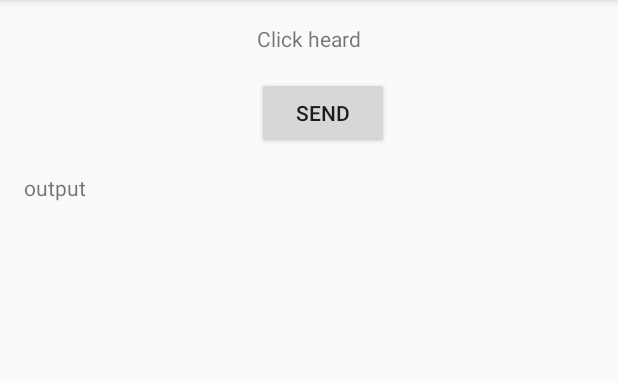
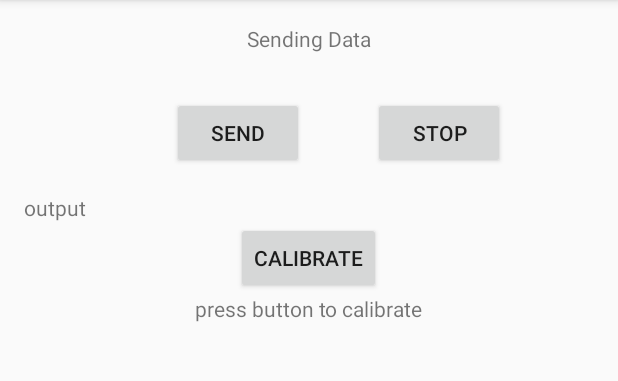
Before and after one commit to Lydia-D/Thesis_GH, an Android app: the screen it shows after launch (MainActivity), after a tap on "SEND", on a phone screen of 412 x 824 dp, the part 84-465 px from its top. Run offline under Robolectric (Android 15) with nearby library versions, the phone set to English and light mode, and no system bars; 2 other taps on this screen came first.

Commit message:
calibrating linear accelerator

```diff
--- a/IMUstream/app/src/main/java/com/example/lydia/imustream/MainActivity.java
+++ b/IMUstream/app/src/main/java/com/example/lydia/imustream/MainActivity.java
@@ -23,6 +23,7 @@ import java.io.FileWriter;
 import java.util.Calendar;
 import java.util.Date;
 import java.util.Iterator;
+import java.util.List;
 
 public class MainActivity extends AppCompatActivity{
 // Variables
@@ -32,8 +33,11 @@ public class MainActivity extends AppCompatActivity{
     public Sensor mAccelerometer;
     public Sensor mOrientation;
     public ArrayList<IMUdata> DataAcc;
+    public ArrayList<IMUdata> DataCal;
     public String NAME_FILE;
     public FileWriter FILE;
+    boolean FLAG_send;
+    boolean FLAG_cal;
     //public Time timeobject;
 
 // Activity Handling
@@ -44,16 +48,17 @@ public class MainActivity extends AppCompatActivity{
         outputText = (TextView) findViewById(R.id.outputText);
         startText = (TextView) findViewById(R.id.startText);
         mSensorManager = (SensorManager) getSystemService(SENSOR_SERVICE);
-        mAccelerometer = mSensorManager.getDefaultSensor(Sensor.TYPE_ACCELEROMETER);
+        mAccelerometer = mSensorManager.getDefaultSensor(Sensor.TYPE_LINEAR_ACCELERATION);
         //mOrientation = mSensorManager.getDefaultSensor(Sensor.Type_O)
         DataAcc = new ArrayList<IMUdata>();
+        DataCal = new ArrayList<IMUdata>();
         String currentDateandTime = new SimpleDateFormat("MMdd_HHmmss").format(new Date());
-
+        FLAG_send = false;
+        FLAG_cal = false;
         NAME_FILE = String.format("AccData"+currentDateandTime+".txt");
-        //NAME_FILE = "AccLog.txt";
 
 
-        //Log.e("TAG", ALL_FILE.getPath()); //<-- check the log to make sure the path is correct.
+
     }
 
     protected void onResume(){
@@ -85,13 +90,37 @@ public class MainActivity extends AppCompatActivity{
         public void onSensorChanged(SensorEvent event) {
             IMUdata AccObject = new IMUdata(event);
             refreshDisplay(AccObject.getAccDisp());
-            storebuffer(AccObject);
+
+            if (FLAG_send && !FLAG_cal){
+                storebuffer(AccObject);
+            }
+            if (FLAG_cal){
+                // remove last bit of data
+                DataCal.add(AccObject.acc);
+                if (DataCal.size() >100){
+                    // clear flag
+                    FLAG_cal = false;
+                    FLAG_send = false;
+
+                }
+            }
         }
     };
 // Data Handling
     private void refreshDisplay(String output) {
         outputText.setText(output);
     }
+
+    private void calculateCal(){
+        List<Float> xvec = IMUdata.extractvector(DataCal,"getx");
+        List<Float> yvec = IMUdata.extractvector(DataCal,"gety");
+        List<Float> zvec = IMUdata.extractvector(DataCal,"getz");
+
+
+
+
+    }
+
 
     private void storebuffer(IMUdata object){
         DataAcc.add(object);
@@ -100,15 +129,24 @@ public class MainActivity extends AppCompatActivity{
 
     private void flushbuffer(){
         Iterator<IMUdata> IMUdataIterator = DataAcc.iterator();
-        while(IMUdataIterator.hasNext()){
-            writeToFile(IMUdataIterator.next().getAccDataStr());
-            IMUdataIterator.remove();
+        try {
+            File ALL_FILE = new File(Environment.getExternalStorageDirectory() + "/" + NAME_FILE);
+            FILE = new FileWriter(ALL_FILE,true);
+            while (IMUdataIterator.hasNext()) {
+                //writeToFile(IMUdataIterator.next().getAccDataStr());
+                FILE.write(IMUdataIterator.next().getAccDataStr());
+                IMUdataIterator.remove();
+            }
+            FILE.close();
+        }catch(IOException e){
+            Log.e("Exception", "File write failed: " + e.toString());
         }
     }
 
     private void writeToFile(String data) {
         try {
             File ALL_FILE = new File(Environment.getExternalStorageDirectory() + "/" +NAME_FILE);
+            //Log.e("TAG", ALL_FILE.getPath()); //<-- check the log to make sure the path is correct.
             FILE = new FileWriter(ALL_FILE,true);
             //OutputStreamWriter outputStreamWriter = new OutputStreamWriter(context.openFileOutput(NAME_FILE, Context.MODE_APPEND));
             FILE.write(data);
@@ -121,8 +159,23 @@ public class MainActivity extends AppCompatActivity{
 
 // Button Handling
     public void sendButtonClicked(View view){
-        startText.setText("Click heard");
+        startText.setText("Sending Data");
+        FLAG_send = true;
     }
 
+    public void stopButtonClicked(View view){
+        startText.setText("Stopped Data");
+        FLAG_send = false;
+        flushbuffer();
+    }
+
+    public void calButtonClicked(View view){
+        FLAG_cal = true;
+
+        startText.setText("Calibrating Data");
+        FLAG_send = false;
+        DataAcc.clear();
+        DataCal.clear();
+    }
 
 }
--- a/IMUstream/app/src/main/res/layout/activity_main.xml
+++ b/IMUstream/app/src/main/res/layout/activity_main.xml
@@ -17,22 +17,55 @@
         android:layout_height="wrap_content"
         android:layout_alignParentTop="true"
         android:layout_centerHorizontal="true"/>
+
+    <TextView
+        android:id="@+id/outputText"
+        android:text="output"
+        android:layout_width="match_parent"
+        android:layout_height="wrap_content"
+        android:layout_below="@+id/stopButton"
+        android:layout_marginTop="@dimen/activity_vertical_margin"
+        android:layout_centerHorizontal="true"
+        android:layout_centerVertical="true"/>
+    <Button
+        android:id="@+id/calButton"
+        android:text="Calibrate"
+        android:onClick="calButtonClicked"
+        android:layout_width="wrap_content"
+        android:layout_height="wrap_content"
+        android:layout_centerHorizontal="true"
+        android:layout_below="@+id/outputText"/>
+    <TextView
+        android:id="@+id/calText"
+        android:text="press button to calibrate"
+        android:layout_width="wrap_content"
+        android:layout_height="wrap_content"
+        android:layout_below="@+id/calButton"
+        android:layout_centerHorizontal="true"/>
+
+    <Button
+        android:id="@+id/stopButton"
+        android:text="Stop"
+        android:onClick="stopButtonClicked"
+        android:layout_width="wrap_content"
+        android:layout_height="wrap_content"
+        android:layout_alignBaseline="@+id/sendButton"
+        android:layout_alignBottom="@+id/sendButton"
+        android:layout_alignParentRight="true"
+        android:layout_alignParentEnd="true"
+        android:layout_marginRight="59dp"
+        android:layout_marginEnd="59dp" />
+
     <Button
         android:id="@+id/sendButton"
         android:text="Send"
         android:onClick="sendButtonClicked"
         android:layout_width="wrap_content"
         android:layout_height="wrap_content"
+        android:layout_marginRight="46dp"
+        android:layout_marginEnd="46dp"
         android:layout_below="@+id/startText"
-        android:layout_marginTop="@dimen/activity_vertical_margin"
-        android:layout_alignLeft="@+id/startText"/>
-    <TextView
-        android:id="@+id/outputText"
-        android:text="output"
-        android:layout_width="match_parent"
-        android:layout_height="match_parent"
-        android:layout_below="@+id/sendButton"
-        android:layout_marginTop="@dimen/activity_vertical_margin"
-        android:layout_centerHorizontal="true"
-        android:layout_centerVertical="true"/>
+        android:layout_toLeftOf="@+id/stopButton"
+        android:layout_toStartOf="@+id/stopButton"
+        android:layout_marginTop="29dp" />
 </RelativeLayout>
```
Also changed, not shown: IMUstream/app/src/main/java/com/example/lydia/imustream/IMUdata.java (+68 -4 lines).
